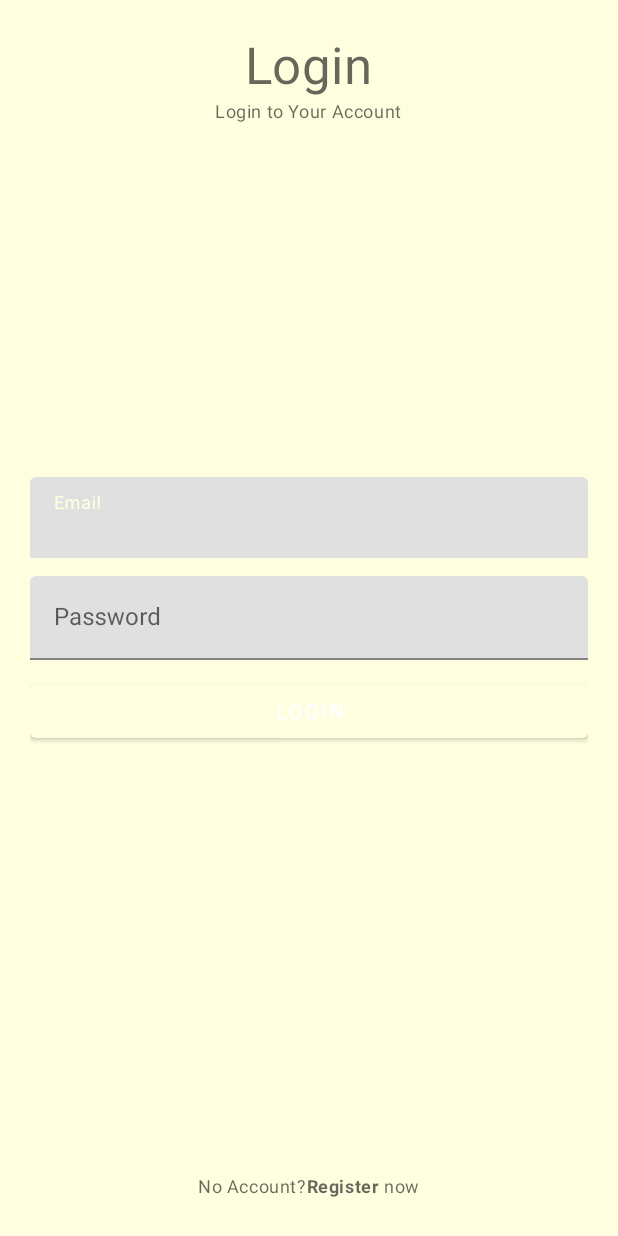
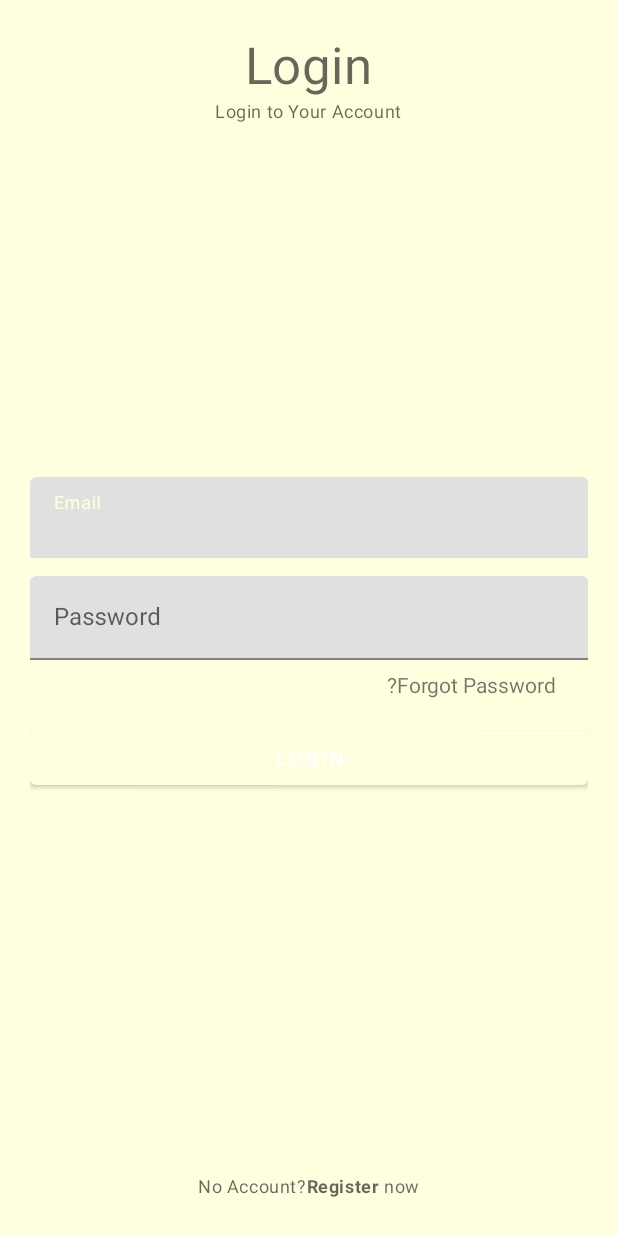
Before and after one commit to victorwong02/funLearning, an Android app: the LoginActivity screen opened directly, with no data from a screen before it, on a phone screen of 412 x 824 dp. Run offline under Robolectric (Android 15) with nearby library versions, the phone set to English and light mode, and no system bars; our stand-ins replace Firebase (no records; nobody signed in at launch, a user with empty details on screens opened directly); 1 statement that could not run was skipped.

Commit message:
Finish Coding For ForgetPassword.

```diff
--- a/app/build.gradle
+++ b/app/build.gradle
@@ -44,9 +44,8 @@ dependencies {
     implementation 'com.google.android.material:material:1.5.0'
     implementation 'androidx.constraintlayout:constraintlayout:2.1.3'
     implementation 'androidx.legacy:legacy-support-v4:1.0.0'
-    implementation 'com.google.firebase:firebase-analytics:17.2.2'
-    implementation 'com.google.firebase:firebase-auth:19.2.0'
-
+    implementation 'com.google.firebase:firebase-analytics:20.1.2'
+    implementation 'com.google.firebase:firebase-auth:21.0.3'
     testImplementation 'junit:junit:4.13.2'
     androidTestImplementation 'androidx.test.ext:junit:1.1.3'
     androidTestImplementation 'androidx.test.espresso:espresso-core:3.4.0'
--- a/app/src/main/AndroidManifest.xml
+++ b/app/src/main/AndroidManifest.xml
@@ -11,6 +11,9 @@
         android:roundIcon="@mipmap/ic_launcher_round"
         android:supportsRtl="true"
         android:theme="@style/Theme.FunLearning">
+        <activity
+            android:name=".ForgetPasswordActivity"
+            android:exported="false" />
         <activity
             android:name=".RegisterActivity"
             android:exported="false" />
--- a/app/src/main/java/tarc/assignment/funlearning/LoginActivity.kt
+++ b/app/src/main/java/tarc/assignment/funlearning/LoginActivity.kt
@@ -16,9 +16,6 @@ class LoginActivity : AppCompatActivity() {
     //view binding
     private  lateinit var binding:ActivityLoginBinding
 
-    //Action Bar
-    private lateinit var  actionBar: ActionBar
-
     //ProgressDialogue
     private lateinit var progressDialog:ProgressDialog
 
@@ -31,16 +28,6 @@ class LoginActivity : AppCompatActivity() {
         super.onCreate(savedInstanceState)
         binding = ActivityLoginBinding.inflate(layoutInflater)
         setContentView(binding.root)
-
-        //configure action bar
-        actionBar = supportActionBar!!
-        actionBar.title ="Login"
-
-        //configure progress dialog
-        progressDialog = ProgressDialog(this)
-        progressDialog.setTitle("Please wait")
-        progressDialog.setMessage("Logging In..")
-        progressDialog.setCanceledOnTouchOutside(false)
 
         //init firebaseAuth
         firebaseAuth = FirebaseAuth.getInstance()
@@ -55,6 +42,12 @@ class LoginActivity : AppCompatActivity() {
         binding.loginBtn.setOnClickListener {
             //validation check
             validateData()
+        }
+
+        //click, forget password
+        binding.forgetPassword.setOnClickListener {
+            //
+            startActivity(Intent(this, ForgetPasswordActivity::class.java))
         }
     }
 
--- a/app/src/main/res/layout/activity_login.xml
+++ b/app/src/main/res/layout/activity_login.xml
@@ -60,16 +60,29 @@
     </com.google.android.material.textfield.TextInputLayout>
 
     <!--Login Button-->
+
+
+    <!-- No account? go signup-->
+
+    <TextView
+        android:id="@+id/forgetPassword"
+        android:layout_width="match_parent"
+        android:layout_height="wrap_content"
+        android:layout_alignBottom="@+id/passwordTil"
+        android:layout_marginEnd="16dp"
+        android:layout_marginBottom="-31dp"
+        android:padding="5dp"
+        android:text="Forgot Password?"
+        android:textDirection="rtl" />
+
     <Button
         android:id="@+id/loginBtn"
         android:layout_width="match_parent"
         android:layout_height="wrap_content"
-        android:text="@string/login"
         android:layout_below="@id/passwordTil"
-        android:layout_marginTop="10dp"/>
+        android:layout_marginTop="41dp"
+        android:text="@string/login" />
 
-
-    <!-- No account? go signup-->
     <TextView
         android:id="@+id/noAccount"
         android:layout_width="wrap_content"
--- a/app/src/main/res/values/strings.xml
+++ b/app/src/main/res/values/strings.xml
@@ -34,5 +34,4 @@
     <string name="htmlImageSamplePic">Picture for HTML Image Sample</string>
 
 
-
 </resources>
```
Also changed, not shown: app/src/main/java/tarc/assignment/funlearning/ForgetPasswordActivity.kt (added, +44 -0 lines), app/src/main/java/tarc/assignment/funlearning/MainActivity.kt (+1 -14 lines), app/src/main/java/tarc/assignment/funlearning/RegisterActivity.kt (+7 -20 lines), app/src/main/res/layout/activity_forget_password.xml (added, +44 -0 lines), 1 other file. Lines whose indentation alone changed are shown as unchanged.
